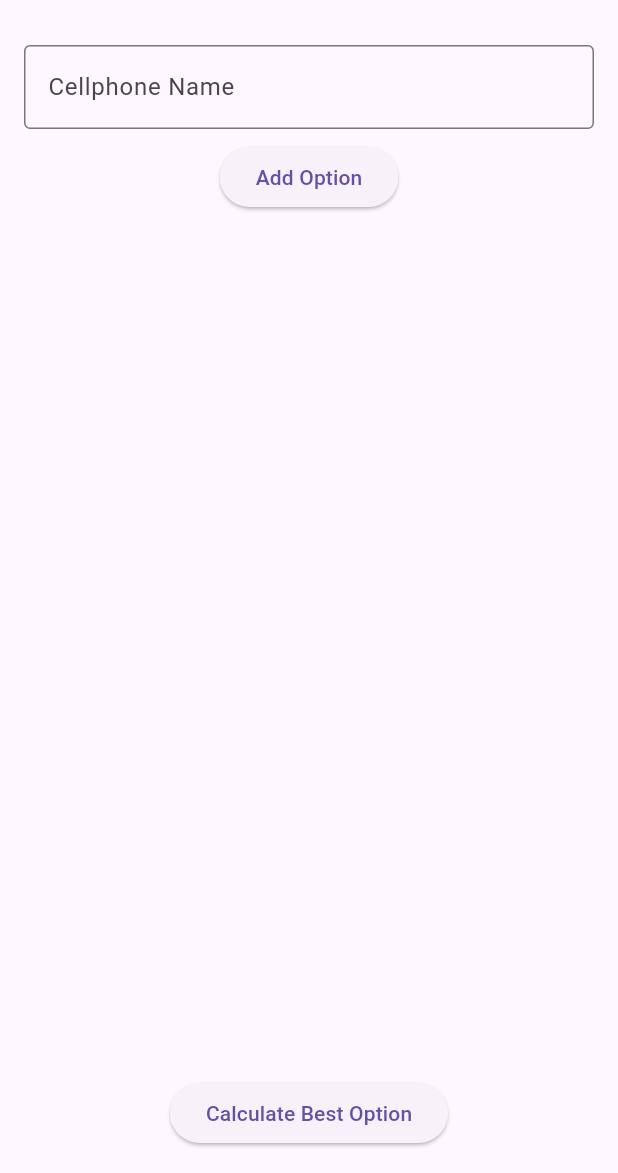
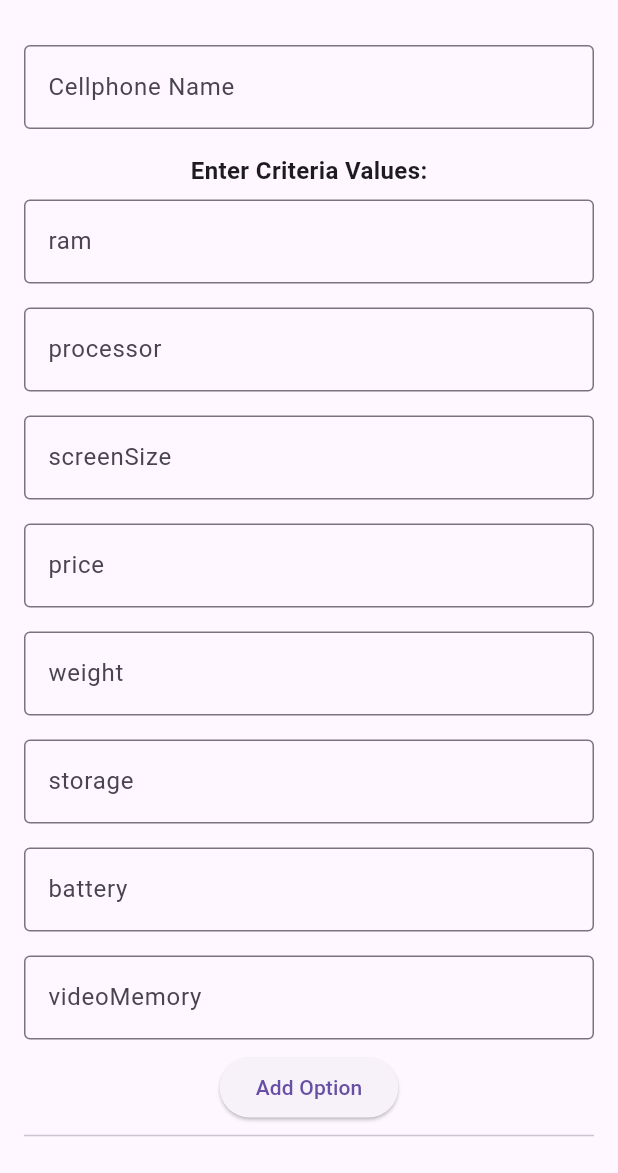
Before and after one commit to leandro-viana/ahp-gaussiano, a Flutter app: the screen it shows after launch, after a tap on "Add Option", on a phone screen of 412 x 824 dp, the part 63-1236 px from its top. Run offline on Flutter 3.47's test engine with Material 3 defaults, Android fonts, the light colour scheme and no system bars.

Commit message:
Atualização geral

```diff
--- a/lib/screens/home_screen.dart
+++ b/lib/screens/home_screen.dart
@@ -21,8 +21,33 @@ class _HomeScreenState extends State<HomeScreen> {
     'videoMemory': 0.05,
   };
 
-  final TextEditingController _optionController = TextEditingController();
+  final TextEditingController _nameController = TextEditingController();
+  final Map<String, TextEditingController> _criteriaControllers = {
+    'ram': TextEditingController(),
+    'processor': TextEditingController(),
+    'screenSize': TextEditingController(),
+    'price': TextEditingController(),
+    'weight': TextEditingController(),
+    'storage': TextEditingController(),
+    'battery': TextEditingController(),
+    'videoMemory': TextEditingController(),
+  };
+
   String? _bestOption;
+
+  void _addOption() {
+    if (_nameController.text.isNotEmpty) {
+      Map<String, dynamic> newOption = {'name': _nameController.text};
+      _criteriaControllers.forEach((key, controller) {
+        newOption[key] = double.tryParse(controller.text) ?? 0.0;
+      });
+      setState(() {
+        _options.add(newOption);
+      });
+      _nameController.clear();
+      _criteriaControllers.forEach((key, controller) => controller.clear());
+    }
+  }
 
   void _calculateBestOption() {
     final ahpGaussian = AhpGaussian(_options, _criteriaWeights);
@@ -32,23 +57,22 @@ class _HomeScreenState extends State<HomeScreen> {
     });
   }
 
-  void _addOption() {
-    if (_optionController.text.isNotEmpty) {
-      setState(() {
-        _options.add({
-          "name": _optionController.text,
-          "ram": 8, // exemplo
-          "processor": 2.8,
-          "screenSize": 6.1,
-          "price": 1200,
-          "weight": 200,
-          "storage": 128,
-          "battery": 4500,
-          "videoMemory": 6,
-        });
-      });
-      _optionController.clear();
-    }
+  Widget _buildCriteriaInputs() {
+    return Column(
+      children: _criteriaControllers.entries.map((entry) {
+        return Padding(
+          padding: const EdgeInsets.symmetric(vertical: 8.0),
+          child: TextField(
+            controller: entry.value,
+            decoration: InputDecoration(
+              labelText: entry.key,
+              border: const OutlineInputBorder(),
+            ),
+            keyboardType: TextInputType.number,
+          ),
+        );
+      }).toList(),
+    );
   }
 
   @override
@@ -59,30 +83,39 @@ class _HomeScreenState extends State<HomeScreen> {
       ),
       body: Padding(
         padding: const EdgeInsets.all(16.0),
+        child: SingleChildScrollView(
           child: Column(
             children: [
               TextField(
-              controller: _optionController,
+                controller: _nameController,
                 decoration: const InputDecoration(
                   labelText: 'Cellphone Name',
                   border: OutlineInputBorder(),
                 ),
               ),
-            const SizedBox(height: 8),
+              const SizedBox(height: 16),
+              const Text(
+                'Enter Criteria Values:',
+                style: TextStyle(fontSize: 16, fontWeight: FontWeight.bold),
+              ),
+              _buildCriteriaInputs(),
               ElevatedButton(
                 onPressed: _addOption,
                 child: const Text('Add Option'),
               ),
-            Expanded(
-              child: ListView.builder(
-                itemCount: _options.length,
-                itemBuilder: (context, index) {
-                  return ListTile(
-                    title: Text(_options[index]['name']),
-                  );
-                },
+              const Divider(),
+              const Text(
+                'Options Added:',
+                style: TextStyle(fontSize: 16, fontWeight: FontWeight.bold),
               ),
-            ),
+              ..._options.map((option) => ListTile(
+                    title: Text(option['name']),
+                    subtitle: Text(option.entries
+                        .where((e) => e.key != 'name')
+                        .map((e) => '${e.key}: ${e.value}')
+                        .join(', ')),
+                  )),
+              const Divider(),
               ElevatedButton(
                 onPressed: _calculateBestOption,
                 child: const Text('Calculate Best Option'),
@@ -100,6 +133,7 @@ class _HomeScreenState extends State<HomeScreen> {
             ],
           ),
         ),
+      ),
     );
   }
 }
```
Lines whose indentation alone changed are shown as unchanged.
